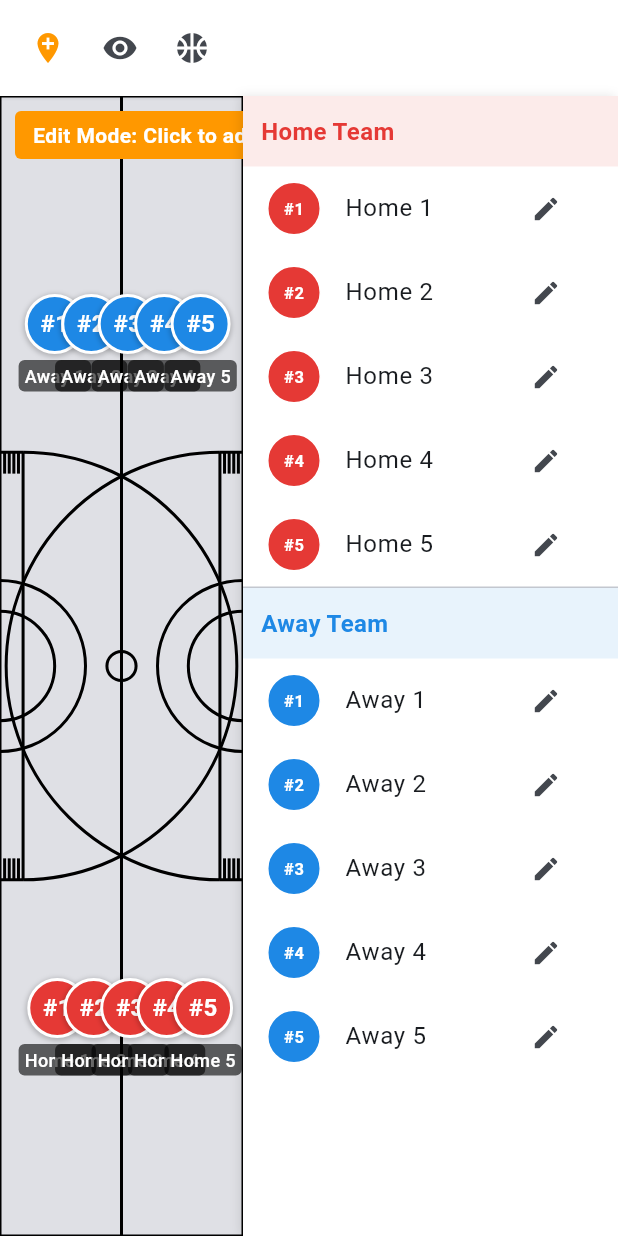
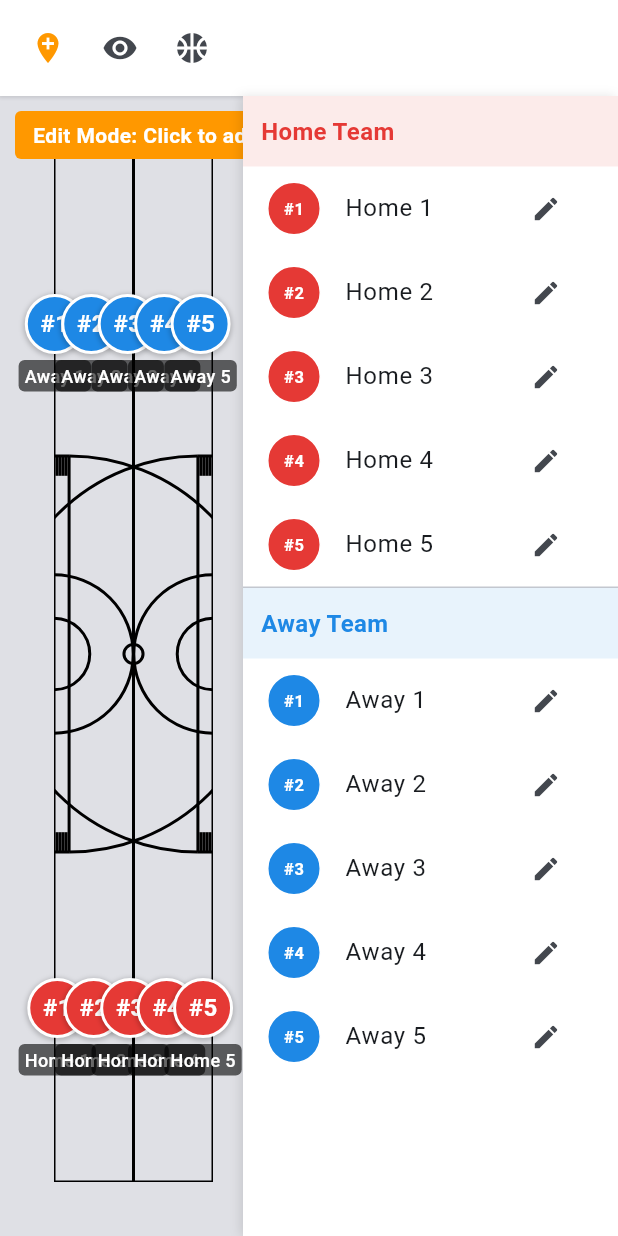
Before and after one commit to JiantaoFu/basketball_tactics, a Flutter app: the screen it shows after launch, after a tap on the "add location" icon, on a phone screen of 412 x 824 dp. Run offline on Flutter 3.47's test engine with Material 3 defaults, Android fonts, the phone set to English and light mode, and no system bars.

Commit message:
add padding on left and bottom

```diff
--- a/lib/widgets/basketball_court.dart
+++ b/lib/widgets/basketball_court.dart
@@ -155,9 +155,12 @@ class _BasketballCourtState extends State<BasketballCourt> {
               builder: (context, constraints) {
                 return Stack(
                   children: [
-                    CustomPaint(
-                      painter: CourtPainter(isFullCourt: widget.isFullCourt),
-                      size: Size(constraints.maxWidth, constraints.maxHeight),
+                    Padding(
+                      padding: const EdgeInsets.only(left: 16.0, bottom: 16.0),
+                      child: CustomPaint(
+                        painter: CourtPainter(isFullCourt: widget.isFullCourt),
+                        size: Size(constraints.maxWidth, constraints.maxHeight),
+                      ),
                     ),
                     if (widget.isAddingSnapPositions)
                       Container(
@@ -396,13 +399,17 @@ class CourtPainter extends CustomPainter {
       ..style = PaintingStyle.stroke
       ..strokeWidth = 2.0;
 
-    // Use the full screen height
-    final courtWidth = isFullCourt ? size.width : size.width * 0.6;  // Make half court slightly bigger
-    final courtHeight = size.height;
+    // Add margins to the court dimensions
+    final margin = 20.0;  // Add 20 pixels of margin
+    final courtWidth = (isFullCourt ? size.width : size.width * 0.6) - (margin * 2);  // Subtract margins
+    final courtHeight = size.height - (margin * 2);  // Subtract margins
+
+    // Translate the canvas to create the margin space
+    canvas.translate(margin, margin);
 
     // Center the court horizontally if it's half court
     if (!isFullCourt) {
-      canvas.translate((size.width - courtWidth) / 2, 0);
+      canvas.translate((size.width - courtWidth - margin * 2) / 2, 0);
     }
 
     // Create a clip rect for the court
```
Also changed, not shown: 1 other file.
